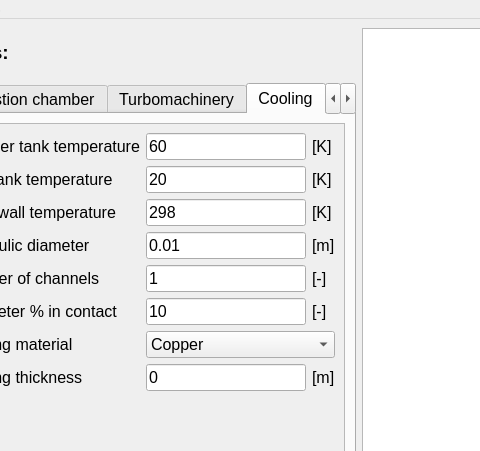
First picture: the form in GUI.ui, repository casruks/CDP-LRE-Integrated-Design-Model, before the edit; both pictures show x 85 to 565 and y 0 to 451 of the 1316 by 668 pixel window.
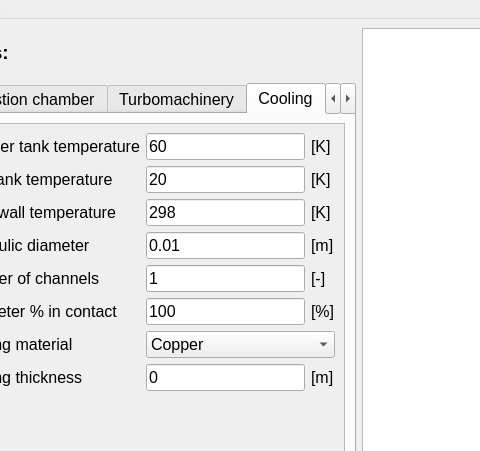
Second picture: the form after the edit. Icons and pictures are not drawn.

```diff
--- a/GUI.ui
+++ b/GUI.ui
@@ -1082,14 +1082,14 @@
               <item row="5" column="1">
                <widget class="QLineEdit" name="line_cool_per">
                 <property name="text">
-                 <string>10</string>
+                 <string>100</string>
                 </property>
                </widget>
               </item>
               <item row="5" column="2">
                <widget class="QLabel" name="label_22">
                 <property name="text">
-                 <string>[-]</string>
+                 <string>[%]</string>
                 </property>
                </widget>
               </item>
```
Left out of the diff: 1 changed line with no effect on the pictures.
